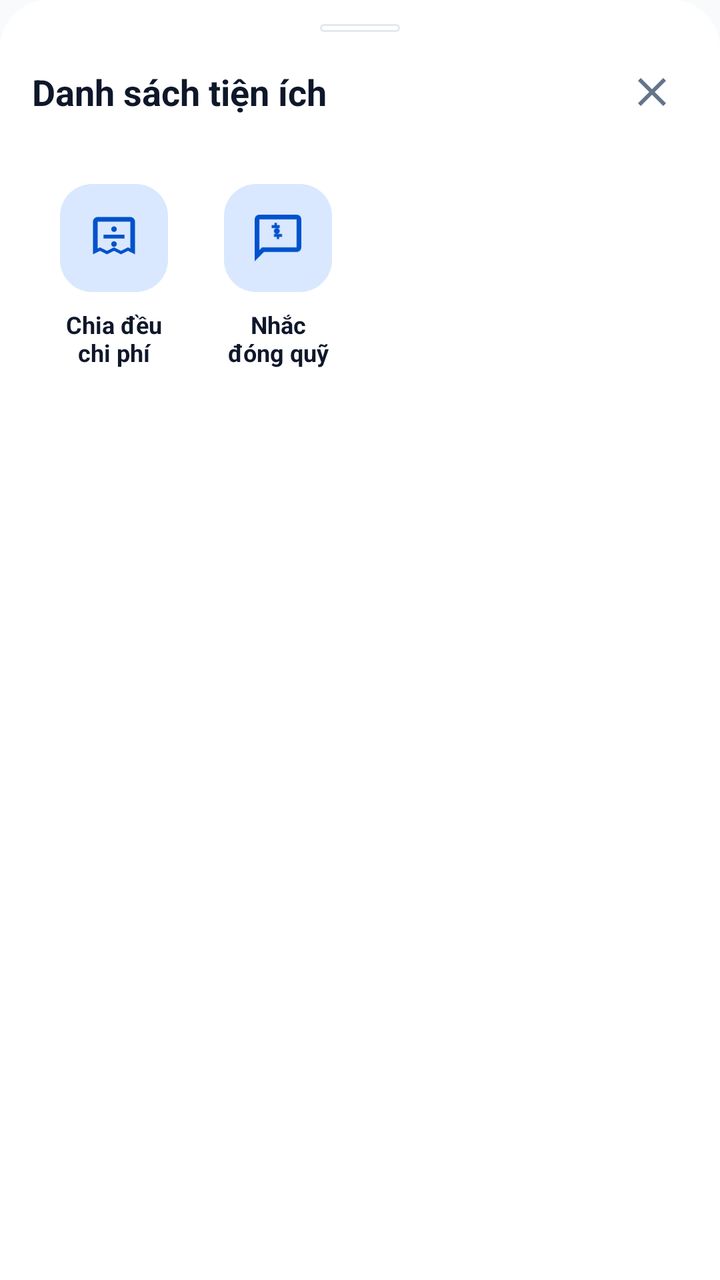
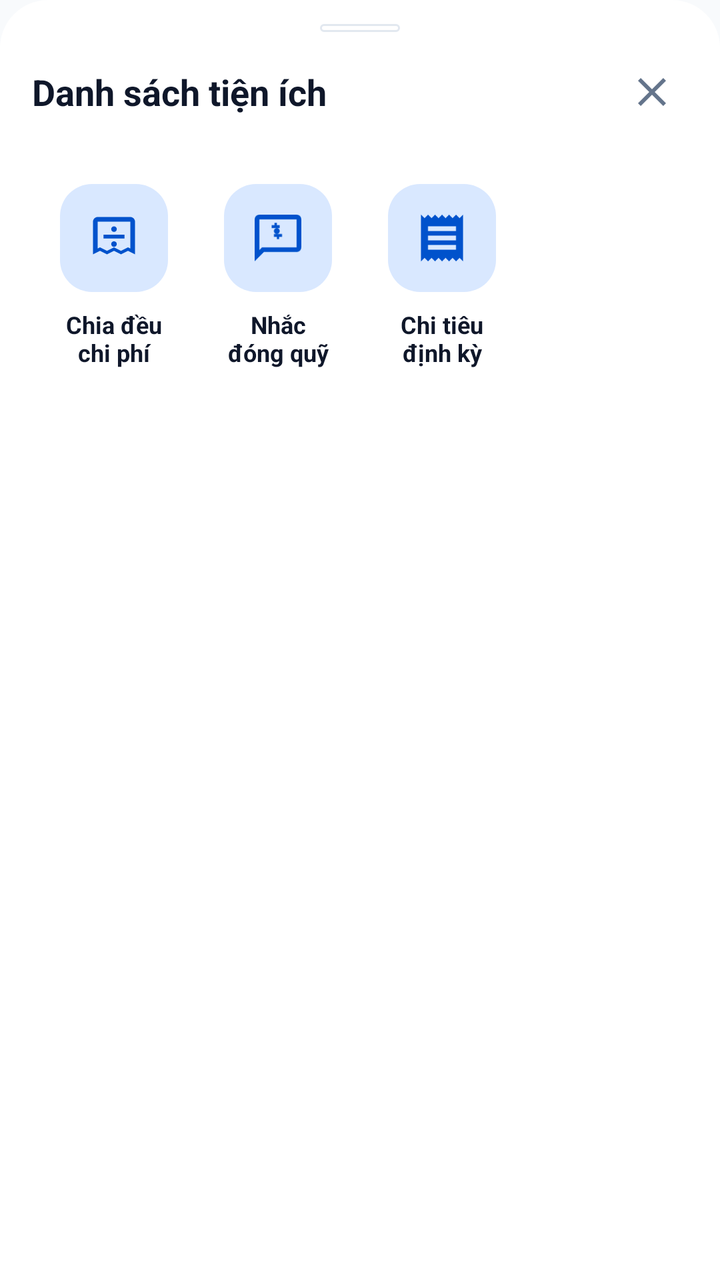

An Android layout rendered at two revisions. The XML below is the earlier revision; the diff shows what the commit changed to produce the second picture.
<!-- AndroidManifest.xml: application theme Theme.SharedFund -->
<!-- res/layout/bottom_sheet_room_utilities.xml -->
<?xml version="1.0" encoding="utf-8"?>
<LinearLayout xmlns:android="http://schemas.android.com/apk/res/android"
    xmlns:app="http://schemas.android.com/apk/res-auto"
    android:layout_width="match_parent"
    android:layout_height="wrap_content"
    android:background="@drawable/bg_bottom_sheet"
    android:orientation="vertical"
    android:paddingStart="16dp"
    android:paddingTop="12dp"
    android:paddingEnd="16dp"
    android:paddingBottom="28dp">

    <View
        android:layout_width="40dp"
        android:layout_height="4dp"
        android:layout_gravity="center_horizontal"
        android:layout_marginBottom="12dp"
        android:background="@drawable/bg_card" />

    <RelativeLayout
        android:layout_width="match_parent"
        android:layout_height="wrap_content"
        android:layout_marginBottom="20dp">

        <TextView
            android:layout_width="wrap_content"
            android:layout_height="wrap_content"
            android:layout_alignParentStart="true"
            android:layout_centerVertical="true"
            android:text="Danh sách tiện ích"
            android:textColor="@color/text_primary"
            android:textSize="18sp"
            android:textStyle="bold" />

        <ImageButton
            android:id="@+id/btnUtilitiesClose"
            android:layout_width="36dp"
            android:layout_height="36dp"
            android:layout_alignParentEnd="true"
            android:layout_centerVertical="true"
            android:background="?attr/selectableItemBackgroundBorderless"
            android:contentDescription="Đóng"
            android:src="@drawable/ic_close"
            app:tint="@color/text_secondary" />
    </RelativeLayout>

    <LinearLayout
        android:layout_width="match_parent"
        android:layout_height="wrap_content"
        android:baselineAligned="false"
        android:orientation="horizontal"
        android:weightSum="4">

        <LinearLayout
            android:id="@+id/cardOptionSplitBill"
            android:layout_width="0dp"
            android:layout_height="wrap_content"
            android:layout_weight="1"
            android:clickable="true"
            android:focusable="true"
            android:foreground="?attr/selectableItemBackground"
            android:gravity="center_horizontal"
            android:orientation="vertical"
            android:paddingTop="8dp"
            android:paddingBottom="8dp">

            <FrameLayout
                android:layout_width="54dp"
                android:layout_height="54dp"
                android:background="@drawable/bg_utility_badge">

                <ImageView
                    android:layout_width="28dp"
                    android:layout_height="28dp"
                    android:layout_gravity="center"
                    android:contentDescription="Chia tiền"
                    android:src="@drawable/ic_split_bill"
                    app:tint="@color/primary" />
            </FrameLayout>

            <TextView
                android:layout_width="match_parent"
                android:layout_height="wrap_content"
                android:layout_marginTop="8dp"
                android:ellipsize="end"
                android:gravity="center"
                android:maxLines="2"
                android:text="Chia đều&#10;chi phí"
                android:textColor="@color/text_primary"
                android:textSize="12sp"
                android:textStyle="bold" />
        </LinearLayout>

        <LinearLayout
            android:id="@+id/cardOptionRemind"
            android:layout_width="0dp"
            android:layout_height="wrap_content"
            android:layout_weight="1"
            android:clickable="true"
            android:focusable="true"
            android:foreground="?attr/selectableItemBackground"
            android:gravity="center_horizontal"
            android:orientation="vertical"
            android:paddingTop="8dp"
            android:paddingBottom="8dp">

            <FrameLayout
                android:layout_width="54dp"
                android:layout_height="54dp"
                android:background="@drawable/bg_utility_badge">

                <ImageView
                    android:layout_width="28dp"
                    android:layout_height="28dp"
                    android:layout_gravity="center"
                    android:contentDescription="Nhắc quỹ"
                    android:src="@drawable/ic_reminder_chat_money"
                    app:tint="@color/primary" />
            </FrameLayout>

            <TextView
                android:layout_width="match_parent"
                android:layout_height="wrap_content"
                android:layout_marginTop="8dp"
                android:ellipsize="end"
                android:gravity="center"
                android:maxLines="2"
                android:text="Nhắc&#10;đóng quỹ"
                android:textColor="@color/text_primary"
                android:textSize="12sp"
                android:textStyle="bold" />
        </LinearLayout>

        <View
            android:layout_width="0dp"
            android:layout_height="1dp"
            android:layout_weight="1" />

        <View
            android:layout_width="0dp"
            android:layout_height="1dp"
            android:layout_weight="1" />
    </LinearLayout>
</LinearLayout>
<!-- resources referenced by this layout -->
<resources>
  <color name="primary">#0052CC</color>
  <color name="text_primary">#0F172A</color>
  <color name="text_secondary">#64748B</color>
  <!-- drawable bg_bottom_sheet (drawable) -->
  <?xml version="1.0" encoding="utf-8"?>
  <shape xmlns:android="http://schemas.android.com/apk/res/android"
      android:shape="rectangle">
      <solid android:color="@color/surface" />
      <corners
          android:topLeftRadius="24dp"
          android:topRightRadius="24dp"
          android:bottomLeftRadius="0dp"
          android:bottomRightRadius="0dp" />
  </shape>
  <!-- drawable bg_card (drawable) -->
  <?xml version="1.0" encoding="utf-8"?>
  <shape xmlns:android="http://schemas.android.com/apk/res/android"
      android:shape="rectangle">
      <solid android:color="@color/surface" />
      <corners android:radius="16dp" />
      <stroke android:width="1dp" android:color="@color/border" />
  </shape>
  <!-- drawable bg_utility_badge (drawable) -->
  <?xml version="1.0" encoding="utf-8"?>
  <shape xmlns:android="http://schemas.android.com/apk/res/android"
      android:shape="rectangle">
      <solid android:color="@color/primary_light" />
      <corners android:radius="16dp" />
  </shape>
  <!-- drawable ic_close (drawable) -->
  <vector xmlns:android="http://schemas.android.com/apk/res/android"
      android:width="24dp"
      android:height="24dp"
      android:viewportWidth="24"
      android:viewportHeight="24">
      <path
          android:fillColor="#FF000000"
          android:pathData="M19,6.41L17.59,5 12,10.59 6.41,5 5,6.41 10.59,12 5,17.59 6.41,19 12,13.41 17.59,19 19,17.59 13.41,12z" />
  </vector>
  <!-- drawable ic_reminder_chat_money (drawable) -->
  <?xml version="1.0" encoding="utf-8"?>
  <vector xmlns:android="http://schemas.android.com/apk/res/android"
      android:width="24dp"
      android:height="24dp"
      android:viewportWidth="24"
      android:viewportHeight="24">
      <path
          android:fillColor="@android:color/white"
          android:pathData="M20,2H4C2.9,2 2,2.9 2,4v18l4,-4h14c1.1,0 2,-0.9 2,-2V4C22,2.9 21.1,2 20,2zM20,16H5.17L4,17.17V4h16V16zM11.5,10.25c-0.69,0 -1.25,-0.56 -1.25,-1.25s0.56,-1.25 1.25,-1.25h1.25V6.5h-1.25V5.5h-1v1H9.25v1.25h2.25c0.69,0 1.25,0.56 1.25,1.25s-0.56,1.25 -1.25,1.25h-1.25v1.25h1.25v1h1v-1h1.25V10.25H11.5z" />
  </vector>
  <!-- drawable ic_split_bill (drawable) -->
  <?xml version="1.0" encoding="utf-8"?>
  <vector xmlns:android="http://schemas.android.com/apk/res/android"
      android:width="24dp"
      android:height="24dp"
      android:viewportWidth="24"
      android:viewportHeight="24">
      <path
          android:fillColor="@android:color/white"
          android:pathData="M19,3H5C3.9,3 3,3.9 3,5v14l3,-1.5L9,19l3,-1.5L15,19l3,-1.5L21,19V5C21,3.9 20.1,3 19,3zM19,16.5l-1,-0.5 -3,1.5 -3,-1.5 -3,1.5 -3,-1.5 -1,0.5V5h14V16.5zM12,7c0.66,0 1.2,0.54 1.2,1.2 0,0.66 -0.54,1.2 -1.2,1.2 -0.66,0 -1.2,-0.54 -1.2,-1.2 0,-0.66 0.54,-1.2 1.2,-1.2zM7.5,10.6h9v1.6h-9V10.6zM12,13.4c0.66,0 1.2,0.54 1.2,1.2 0,0.66 -0.54,1.2 -1.2,1.2 -0.66,0 -1.2,-0.54 -1.2,-1.2 0,-0.66 0.54,-1.2 1.2,-1.2z" />
  </vector>
  <style name="Theme.SharedFund" parent="Base.Theme.SharedFund" />
  <color name="surface">#FFFFFF</color>
  <color name="border">#E2E8F0</color>
  <color name="primary_light">#D9E8FF</color>
  <color name="primary_dark">#003D99</color>
  <color name="accent_income">#10B981</color>
  <color name="background">#F8FAFC</color>
  <!-- unchanged entries left out for length: 1 -->
</resources>

<!-- the commit's change to res/layout/bottom_sheet_room_utilities.xml (unified diff, before → after) -->
@@ -131,10 +131,45 @@
                 android:textStyle="bold" />
         </LinearLayout>
 
-        <View
+        <LinearLayout
+            android:id="@+id/cardOptionRecurring"
             android:layout_width="0dp"
-            android:layout_height="1dp"
-            android:layout_weight="1" />
+            android:layout_height="wrap_content"
+            android:layout_weight="1"
+            android:clickable="true"
+            android:focusable="true"
+            android:foreground="?attr/selectableItemBackground"
+            android:gravity="center_horizontal"
+            android:orientation="vertical"
+            android:paddingTop="8dp"
+            android:paddingBottom="8dp">
+
+            <FrameLayout
+                android:layout_width="54dp"
+                android:layout_height="54dp"
+                android:background="@drawable/bg_utility_badge">
+
+                <ImageView
+                    android:layout_width="28dp"
+                    android:layout_height="28dp"
+                    android:layout_gravity="center"
+                    android:contentDescription="Chi tiêu định kỳ"
+                    android:src="@drawable/ic_receipt"
+                    app:tint="@color/primary" />
+            </FrameLayout>
+
+            <TextView
+                android:layout_width="match_parent"
+                android:layout_height="wrap_content"
+                android:layout_marginTop="8dp"
+                android:ellipsize="end"
+                android:gravity="center"
+                android:maxLines="2"
+                android:text="Chi tiêu&#10;định kỳ"
+                android:textColor="@color/text_primary"
+                android:textSize="12sp"
+                android:textStyle="bold" />
+        </LinearLayout>
 
         <View
             android:layout_width="0dp"
<!-- resource entries referenced after the edit -->
@@ -39,6 +39,16 @@
           android:fillColor="#FF000000"
           android:pathData="M19,6.41L17.59,5 12,10.59 6.41,5 5,6.41 10.59,12 5,17.59 6.41,19 12,13.41 17.59,19 19,17.59 13.41,12z" />
   </vector>
+  <!-- drawable ic_receipt (drawable) -->
+  <vector xmlns:android="http://schemas.android.com/apk/res/android"
+      android:width="24dp"
+      android:height="24dp"
+      android:viewportWidth="24"
+      android:viewportHeight="24">
+      <path
+          android:fillColor="@android:color/white"
+          android:pathData="M18,17H6v-2h12v2zm0,-4H6v-2h12v2zm0,-4H6V7h12v2zM3,22l1.5,-1.5L6,22l1.5,-1.5L9,22l1.5,-1.5L12,22l1.5,-1.5L15,22l1.5,-1.5L18,22l1.5,-1.5L21,22V2l-1.5,1.5L18,2l-1.5,1.5L15,2l-1.5,1.5L12,2l-1.5,1.5L9,2 7.5,3.5 6,2 4.5,3.5 3,2v20z"/>
+  </vector>
   <!-- drawable ic_reminder_chat_money (drawable) -->
   <?xml version="1.0" encoding="utf-8"?>
   <vector xmlns:android="http://schemas.android.com/apk/res/android"
